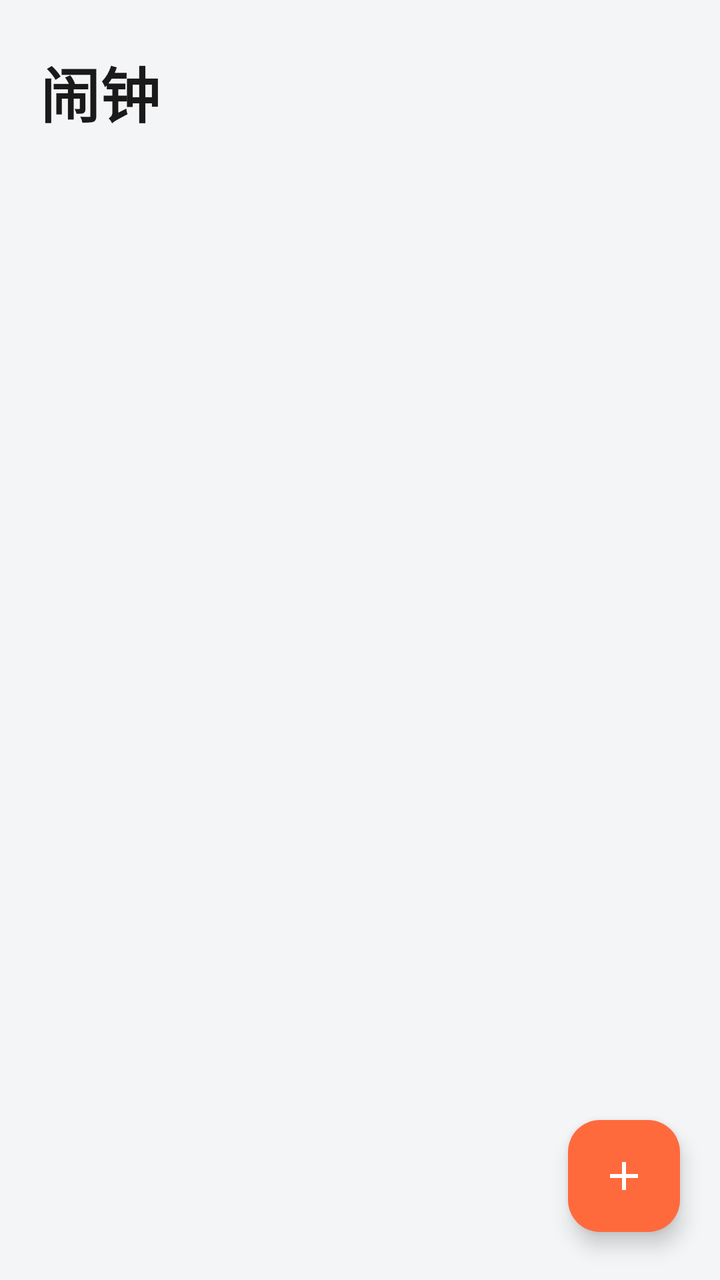
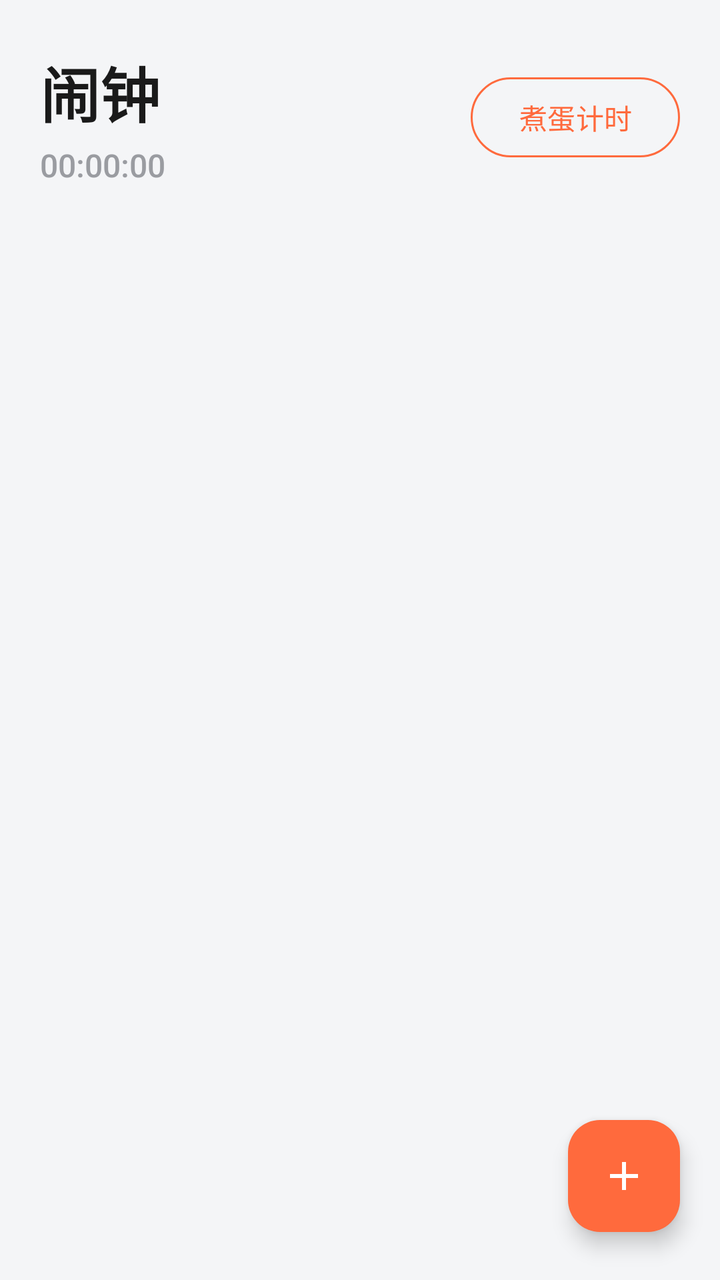

The first picture is an Android layout as it rendered before a commit; the second is the same layout after the commit. The layout source and the unified diff follow.
<!-- AndroidManifest.xml: application theme AppTheme -->
<!-- res/layout/activity_main.xml -->
<?xml version="1.0" encoding="utf-8"?>
<androidx.coordinatorlayout.widget.CoordinatorLayout xmlns:android="http://schemas.android.com/apk/res/android"
    xmlns:app="http://schemas.android.com/apk/res-auto"
    android:layout_width="match_parent"
    android:layout_height="match_parent"
    android:background="@color/coloros_bg">

    <LinearLayout
        android:layout_width="match_parent"
        android:layout_height="match_parent"
        android:orientation="vertical">

        <TextView
            android:layout_width="match_parent"
            android:layout_height="wrap_content"
            android:paddingStart="20dp"
            android:paddingTop="24dp"
            android:paddingEnd="20dp"
            android:paddingBottom="12dp"
            android:text="@string/title_alarms"
            android:textSize="30sp"
            android:textStyle="bold"
            android:textColor="@color/coloros_text_primary" />

        <androidx.recyclerview.widget.RecyclerView
            android:id="@+id/recycler"
            android:layout_width="match_parent"
            android:layout_height="0dp"
            android:layout_weight="1"
            android:clipToPadding="false"
            android:paddingStart="12dp"
            android:paddingEnd="12dp"
            android:paddingBottom="96dp"
            android:scrollbars="vertical" />

        <FrameLayout
            android:id="@+id/emptyView"
            android:layout_width="match_parent"
            android:layout_height="0dp"
            android:layout_weight="1"
            android:visibility="gone">

            <LinearLayout
                android:layout_width="wrap_content"
                android:layout_height="wrap_content"
                android:orientation="vertical"
                android:gravity="center"
                android:layout_gravity="center">

                <ImageView
                    android:layout_width="72dp"
                    android:layout_height="72dp"
                    android:src="@drawable/ic_alarm" />

                <TextView
                    android:layout_width="wrap_content"
                    android:layout_height="wrap_content"
                    android:layout_marginTop="12dp"
                    android:text="@string/empty_alarms"
                    android:textColor="@color/coloros_text_secondary"
                    android:textSize="14sp" />
            </LinearLayout>
        </FrameLayout>

    </LinearLayout>

    <com.google.android.material.floatingactionbutton.FloatingActionButton
        android:id="@+id/fab"
        android:layout_width="wrap_content"
        android:layout_height="wrap_content"
        android:layout_gravity="bottom|end"
        android:layout_marginEnd="20dp"
        android:layout_marginBottom="24dp"
        android:contentDescription="@string/new_alarm"
        android:src="@drawable/ic_add"
        app:backgroundTint="@color/coloros_accent"
        app:tint="@android:color/white"
        app:elevation="6dp" />

</androidx.coordinatorlayout.widget.CoordinatorLayout>
<!-- resources referenced by this layout -->
<resources>
  <color name="coloros_accent">#FF6A3D</color>
  <color name="coloros_bg">#F4F5F7</color>
  <color name="coloros_text_primary">#1A1A1A</color>
  <color name="coloros_text_secondary">#9A9CA1</color>
  <!-- drawable ic_add (drawable) -->
  <vector xmlns:android="http://schemas.android.com/apk/res/android"
      android:width="24dp"
      android:height="24dp"
      android:viewportWidth="24"
      android:viewportHeight="24"
      android:tint="@android:color/white">
      <path
          android:fillColor="#FF000000"
          android:pathData="M19,13h-6v6h-2v-6H5v-2h6V5h2v6h6v2z" />
  </vector>
  <!-- drawable ic_alarm (drawable) -->
  <vector xmlns:android="http://schemas.android.com/apk/res/android"
      android:width="24dp"
      android:height="24dp"
      android:viewportWidth="24"
      android:viewportHeight="24"
      android:tint="@color/coloros_text_secondary">
      <path
          android:fillColor="#FF000000"
          android:pathData="M12,2C6.5,2 2,6.5 2,12s4.5,10 10,10 10,-4.5 10,-10S17.5,2 12,2zM12,20c-4.41,0 -8,-3.59 -8,-8s3.59,-8 8,-8 8,3.59 8,8 -3.59,8 -8,8zM12.5,7H11v6l5.25,3.15 0.75,-1.23 -4.5,-2.67z" />
  </vector>
  <string name="empty_alarms">还没有闹钟，点击右下角添加</string>
  <string name="new_alarm">新建闹钟</string>
  <string name="title_alarms">闹钟</string>
  <style name="AppTheme" parent="Theme.Material3.DayNight.NoActionBar">
          <item name="colorPrimary">@color/coloros_accent</item>
          <item name="colorPrimaryDark">@color/coloros_accent_dark</item>
          <item name="colorAccent">@color/coloros_accent</item>
          <item name="android:windowBackground">@color/coloros_bg</item>
          <item name="android:statusBarColor">@color/coloros_bg</item>
          <item name="android:navigationBarColor">@color/coloros_bg</item>
          
          <item name="android:windowLightStatusBar">true</item>
      </style>
  <color name="coloros_accent_dark">#E2552C</color>
</resources>

<!-- the commit's change to res/layout/activity_main.xml (unified diff, before → after) -->
@@ -10,17 +10,54 @@
         android:layout_height="match_parent"
         android:orientation="vertical">
 
-        <TextView
+        <LinearLayout
             android:layout_width="match_parent"
             android:layout_height="wrap_content"
+            android:orientation="horizontal"
+            android:gravity="center_vertical"
             android:paddingStart="20dp"
             android:paddingTop="24dp"
             android:paddingEnd="20dp"
-            android:paddingBottom="12dp"
-            android:text="@string/title_alarms"
-            android:textSize="30sp"
-            android:textStyle="bold"
-            android:textColor="@color/coloros_text_primary" />
+            android:paddingBottom="12dp">
+
+            <LinearLayout
+                android:layout_width="0dp"
+                android:layout_height="wrap_content"
+                android:layout_weight="1"
+                android:orientation="vertical">
+
+                <TextView
+                    android:layout_width="wrap_content"
+                    android:layout_height="wrap_content"
+                    android:text="@string/title_alarms"
+                    android:textSize="30sp"
+                    android:textStyle="bold"
+                    android:textColor="@color/coloros_text_primary" />
+
+                <TextView
+                    android:id="@+id/tvClock"
+                    android:layout_width="wrap_content"
+                    android:layout_height="wrap_content"
+                    android:layout_marginTop="4dp"
+                    android:text="00:00:00"
+                    android:textSize="16sp"
+                    android:fontFamily="sans-serif-medium"
+                    android:textColor="@color/coloros_text_secondary" />
+            </LinearLayout>
+
+            <com.google.android.material.button.MaterialButton
+                android:id="@+id/btnEggTimer"
+                style="@style/Widget.Material3.Button.OutlinedButton"
+                android:layout_width="wrap_content"
+                android:layout_height="wrap_content"
+                android:text="@string/egg_timer"
+                android:textSize="14sp"
+                app:cornerRadius="20dp"
+                app:strokeColor="@color/coloros_accent"
+                app:strokeWidth="1dp"
+                app:iconTint="@color/coloros_accent"
+                android:textColor="@color/coloros_accent" />
+        </LinearLayout>
 
         <androidx.recyclerview.widget.RecyclerView
             android:id="@+id/recycler"
<!-- resource entries referenced after the edit -->
@@ -26,6 +26,7 @@
           android:fillColor="#FF000000"
           android:pathData="M12,2C6.5,2 2,6.5 2,12s4.5,10 10,10 10,-4.5 10,-10S17.5,2 12,2zM12,20c-4.41,0 -8,-3.59 -8,-8s3.59,-8 8,-8 8,3.59 8,8 -3.59,8 -8,8zM12.5,7H11v6l5.25,3.15 0.75,-1.23 -4.5,-2.67z" />
   </vector>
+  <string name="egg_timer">煮蛋计时</string>
   <string name="empty_alarms">还没有闹钟，点击右下角添加</string>
   <string name="new_alarm">新建闹钟</string>
   <string name="title_alarms">闹钟</string>
